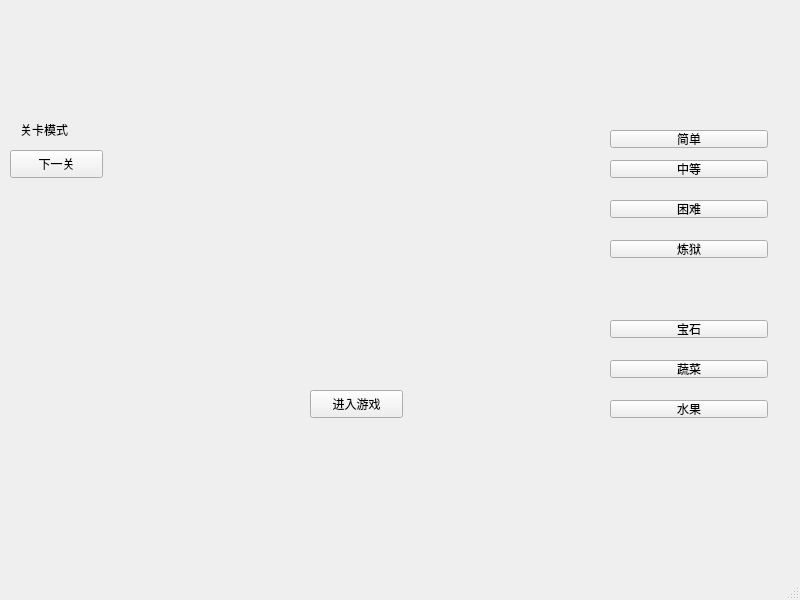
Qt form mainwindow.ui (NorthOuterTowner/Bejeweled4) before a commit.
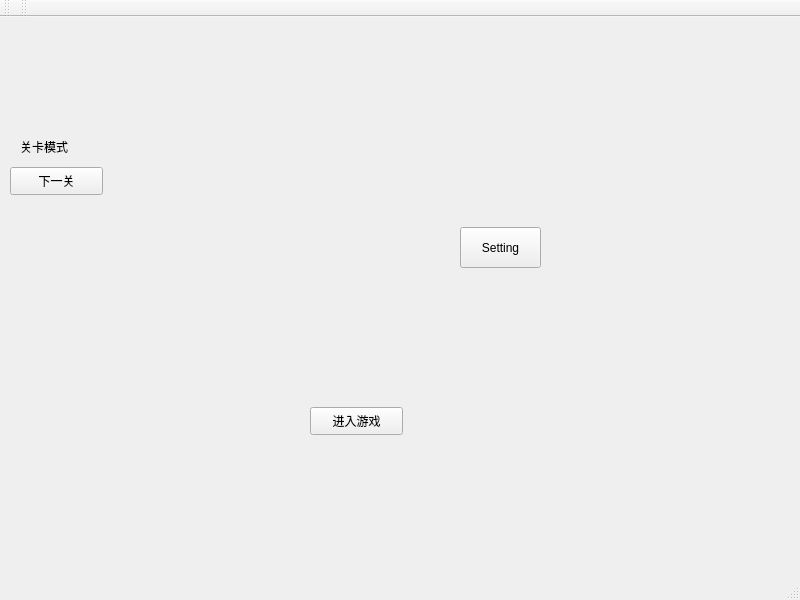
The same form after that commit.

Diff of the .ui file:
```diff
--- a/mainwindow.ui
+++ b/mainwindow.ui
@@ -27,97 +27,6 @@
      <string>进入游戏</string>
     </property>
    </widget>
-   <widget class="QPushButton" name="pushButton_2">
-    <property name="geometry">
-     <rect>
-      <x>610</x>
-      <y>130</y>
-      <width>158</width>
-      <height>18</height>
-     </rect>
-    </property>
-    <property name="text">
-     <string>简单</string>
-    </property>
-   </widget>
-   <widget class="QPushButton" name="pushButton_3">
-    <property name="geometry">
-     <rect>
-      <x>610</x>
-      <y>160</y>
-      <width>158</width>
-      <height>18</height>
-     </rect>
-    </property>
-    <property name="text">
-     <string>中等</string>
-    </property>
-   </widget>
-   <widget class="QPushButton" name="pushButton_4">
-    <property name="geometry">
-     <rect>
-      <x>610</x>
-      <y>200</y>
-      <width>158</width>
-      <height>18</height>
-     </rect>
-    </property>
-    <property name="text">
-     <string>困难</string>
-    </property>
-   </widget>
-   <widget class="QPushButton" name="pushButton_8">
-    <property name="geometry">
-     <rect>
-      <x>610</x>
-      <y>240</y>
-      <width>158</width>
-      <height>18</height>
-     </rect>
-    </property>
-    <property name="text">
-     <string>炼狱</string>
-    </property>
-   </widget>
-   <widget class="QPushButton" name="pushButton_5">
-    <property name="geometry">
-     <rect>
-      <x>610</x>
-      <y>320</y>
-      <width>158</width>
-      <height>18</height>
-     </rect>
-    </property>
-    <property name="text">
-     <string>宝石</string>
-    </property>
-   </widget>
-   <widget class="QPushButton" name="pushButton_6">
-    <property name="geometry">
-     <rect>
-      <x>610</x>
-      <y>360</y>
-      <width>158</width>
-      <height>18</height>
-     </rect>
-    </property>
-    <property name="text">
-     <string>蔬菜</string>
-    </property>
-   </widget>
-   <widget class="QPushButton" name="pushButton_7">
-    <property name="geometry">
-     <rect>
-      <x>610</x>
-      <y>400</y>
-      <width>158</width>
-      <height>18</height>
-     </rect>
-    </property>
-    <property name="text">
-     <string>水果</string>
-    </property>
-   </widget>
    <widget class="QPushButton" name="pushButton_9">
     <property name="geometry">
      <rect>
@@ -144,6 +53,19 @@
      <string>关卡模式</string>
     </property>
    </widget>
+   <widget class="QPushButton" name="pushButton_10">
+    <property name="geometry">
+     <rect>
+      <x>460</x>
+      <y>210</y>
+      <width>81</width>
+      <height>41</height>
+     </rect>
+    </property>
+    <property name="text">
+     <string>Setting</string>
+    </property>
+   </widget>
   </widget>
   <widget class="QMenuBar" name="menubar">
    <property name="geometry">
@@ -156,6 +78,28 @@
    </property>
   </widget>
   <widget class="QStatusBar" name="statusbar"/>
+  <widget class="QToolBar" name="toolBar">
+   <property name="windowTitle">
+    <string>toolBar</string>
+   </property>
+   <attribute name="toolBarArea">
+    <enum>TopToolBarArea</enum>
+   </attribute>
+   <attribute name="toolBarBreak">
+    <bool>false</bool>
+   </attribute>
+  </widget>
+  <widget class="QToolBar" name="toolBar_2">
+   <property name="windowTitle">
+    <string>toolBar_2</string>
+   </property>
+   <attribute name="toolBarArea">
+    <enum>TopToolBarArea</enum>
+   </attribute>
+   <attribute name="toolBarBreak">
+    <bool>false</bool>
+   </attribute>
+  </widget>
  </widget>
  <resources/>
  <connections/>
```
Left out of the diff: 2 changed lines with no effect on the pictures.
